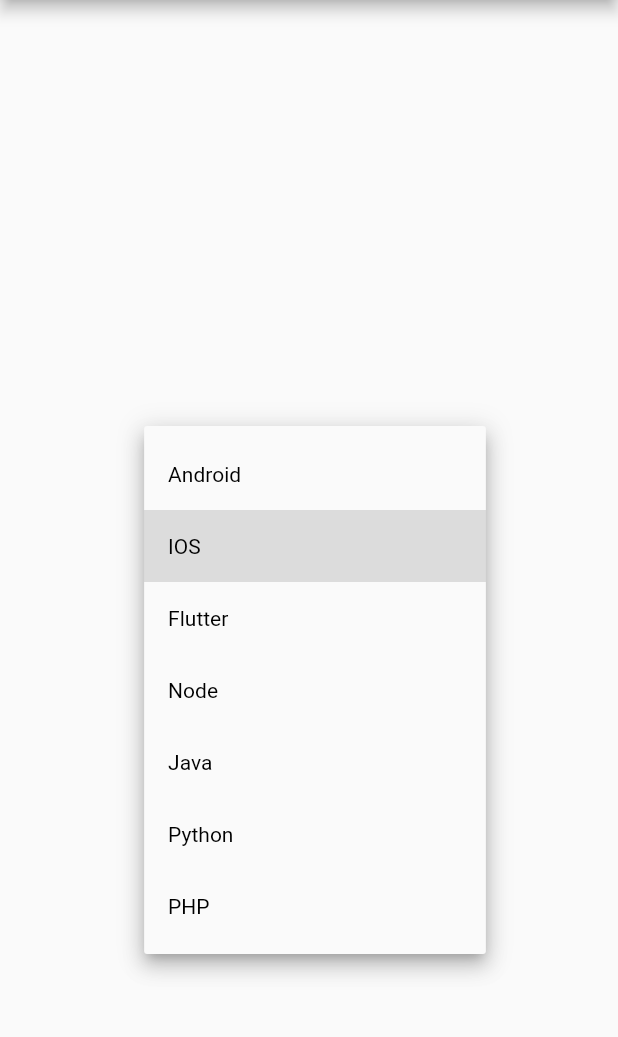
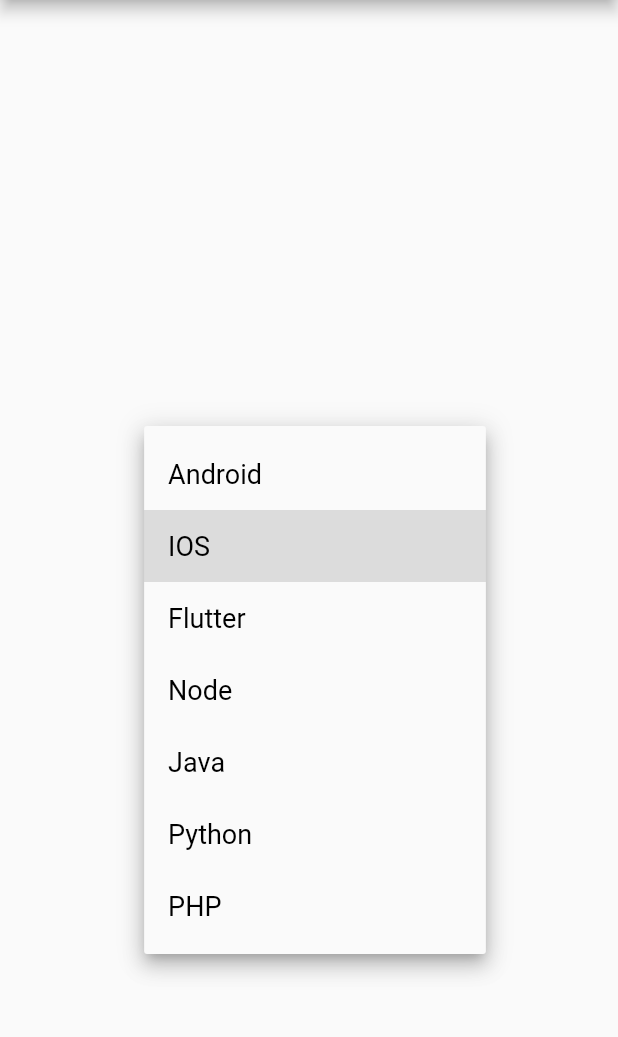
Before and after one commit to Rockvole/rockvole_replicator_todo, a Flutter app: the screen it shows after launch, after a tap on "IOS", on a phone screen of 412 x 824 dp, the part 84-1121 px from its top. Run offline on Flutter 3.47's test engine with Material 2 defaults, Android fonts, the phone set to English and light mode, and no system bars; our stand-ins replace sqflite, yaml; missing offline and left inert: rockvole_db; accounts and stored records are empty.

```diff
--- a/lib/main.dart
+++ b/lib/main.dart
@@ -36,6 +36,7 @@ class MyHomePage extends StatefulWidget {
 }
 
 class _MyHomePageState extends State<MyHomePage> {
+  int? _chosenValue = 2;
   late SchemaMetaData smd;
   late SchemaMetaData smdSys;
 
@@ -72,7 +73,7 @@ class _MyHomePageState extends State<MyHomePage> {
 
   @override
   Widget build(BuildContext context) {
-    int? _chosenValue = 2;
+
     Map<int, String> nameMap = {
       1: 'Android',
       2: 'IOS',
@@ -103,15 +104,15 @@ class _MyHomePageState extends State<MyHomePage> {
           mainAxisAlignment: MainAxisAlignment.center,
           children: <Widget>[
             DropdownButton<int>(
-              focusColor: Colors.white,
+              //focusColor: Colors.white,
               value: _chosenValue,
               //elevation: 5,
-              style: TextStyle(color: Colors.white),
+              style: TextStyle(color: Colors.blue, fontSize: 18),
               iconEnabledColor: Colors.black,
               items: menuItemList,
-              selectedItemBuilder: (BuildContext context) {
-                return nameList;
-              },
+              //selectedItemBuilder: (BuildContext context) {
+              //  return nameList;
+              //},
               hint: Text(
                 "Please choose a language",
                 style: TextStyle(
```
